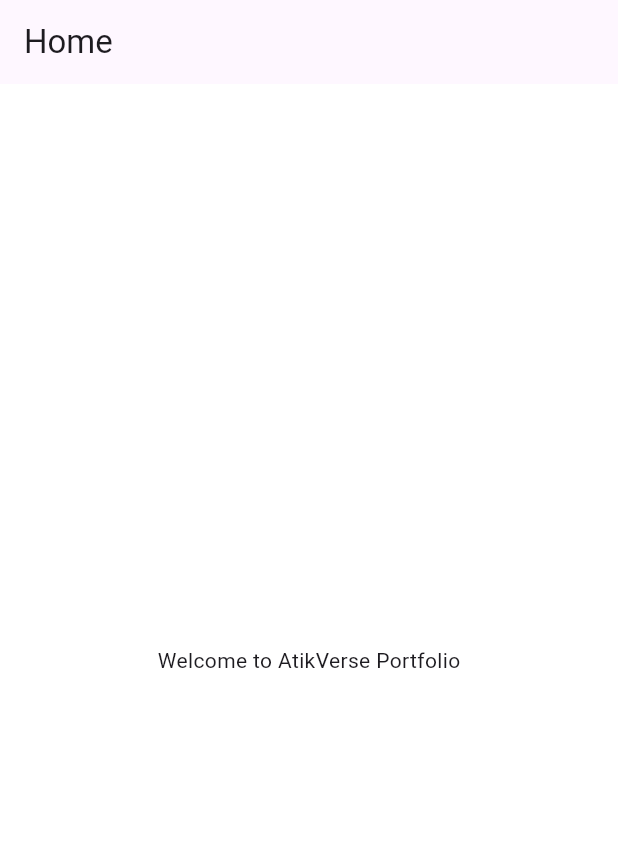
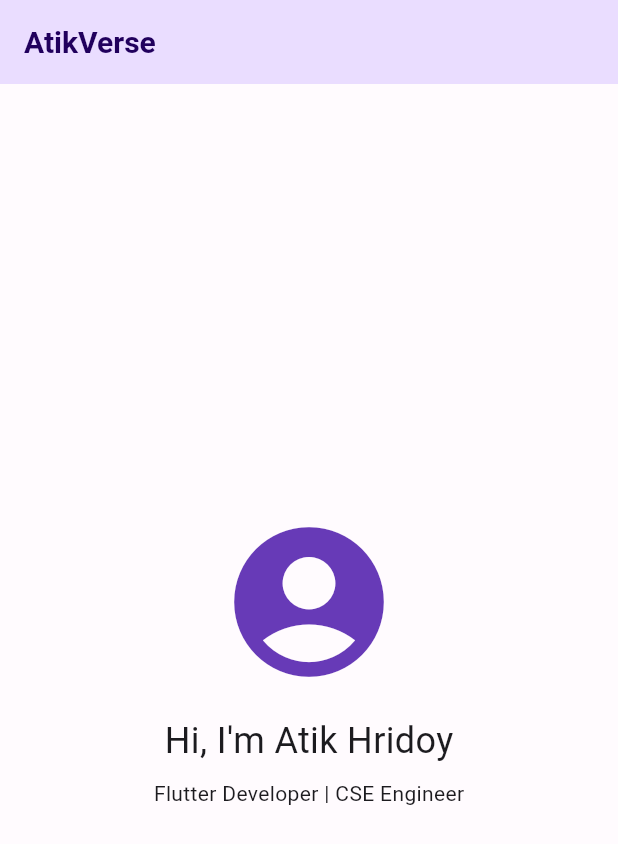
Before and after one commit to Atik-hridoy/atikVerse, a Flutter app: the screen it shows after launch, on a phone screen of 412 x 824 dp. Shown: the top 844 px of the screen. Run offline on Flutter 3.47's test engine with Material 3 defaults, Android fonts, the phone set to English and light mode, and no system bars; our stand-ins replace get, logger; Roboto replaces fonts that are missing (GoogleFonts.roboto).

Commit message:
basic setup

```diff
--- a/lib/app/routes/app_pages.dart
+++ b/lib/app/routes/app_pages.dart
@@ -1,65 +1,10 @@
+// lib/app/routes/app_pages.dart
 import 'package:get/get.dart';
-
-// Import views and bindings
-import '../../features/home/home_view.dart';
-import '../../features/home/home_binding.dart';
-
 import '../../features/intro/intro_view.dart';
-import '../../features/intro/intro_binding.dart';
-
-import '../../features/projects/projects_view.dart';
-import '../../features/projects/projects_binding.dart';
-
-import '../../features/experience/experience_view.dart';
-import '../../features/experience/experience_binding.dart';
-
-import '../../features/skills/skills_view.dart';
-import '../../features/skills/skills_binding.dart';
-
-import '../../features/education/education_view.dart';
-import '../../features/education/education_binding.dart';
-
-import '../../features/contact/contact_view.dart';
-import '../../features/contact/contact_binding.dart';
-
 import 'app_routes.dart';
 
 class AppPages {
   static final pages = [
-    GetPage(
-      name: AppRoutes.home,
-      page: () => HomeView(),
-      binding: HomeBinding(),
-    ),
-    // GetPage(
-    //   name: AppRoutes.intro,
-    //   page: () => IntroView(),
-    //   binding: IntroBinding(),
-    // ),
-    // GetPage(
-    //   name: AppRoutes.projects,
-    //   page: () => ProjectsView(),
-    //   binding: ProjectsBinding(),
-    // ),
-    // GetPage(
-    //   name: AppRoutes.experience,
-    //   page: () => ExperienceView(),
-    //   binding: ExperienceBinding(),
-    // ),
-    // GetPage(
-    //   name: AppRoutes.skills,
-    //   page: () => SkillsView(),
-    //   binding: SkillsBinding(),
-    // ),
-    // GetPage(
-    //   name: AppRoutes.education,
-    //   page: () => EducationView(),
-    //   binding: EducationBinding(),
-    // ),
-    // GetPage(
-    //   name: AppRoutes.contact,
-    //   page: () => ContactView(),
-    //   binding: ContactBinding(),
-    // ),
+    GetPage(name: AppRoutes.home, page: () => const IntroView()),
   ];
 }
--- a/lib/app/theme/app_theme.dart
+++ b/lib/app/theme/app_theme.dart
@@ -0,0 +1,101 @@
+import 'package:flutter/material.dart';
+
+class AppColors {
+  // Primary and Secondary colors - pick shades from M3 palette
+  static const Color primary = Color(0xFF6750A4); // Deep Purple 700 (M3)
+  static const Color onPrimary = Color(0xFFFFFFFF); // White on Primary
+  static const Color primaryContainer = Color(0xFFEADDFF);
+  static const Color onPrimaryContainer = Color(0xFF21005D);
+
+  static const Color secondary = Color(0xFF625B71); // Purple Gray 500
+  static const Color onSecondary = Color(0xFFFFFFFF);
+  static const Color secondaryContainer = Color(0xFFE8DEF8);
+  static const Color onSecondaryContainer = Color(0xFF1D192B);
+
+  static const Color tertiary = Color(0xFF7D5260); // Pink 500
+  static const Color onTertiary = Color(0xFFFFFFFF);
+  static const Color tertiaryContainer = Color(0xFFFFD8E4);
+  static const Color onTertiaryContainer = Color(0xFF31111D);
+
+  // Background & surface
+  static const Color background = Color(0xFFFFFBFE); // Light background
+  static const Color onBackground = Color(0xFF1C1B1F);
+  static const Color surface = Color(0xFFFFFBFE);
+  static const Color onSurface = Color(0xFF1C1B1F);
+
+  // Error colors
+  static const Color error = Color(0xFFB3261E);
+  static const Color onError = Color(0xFFFFFFFF);
+  static const Color errorContainer = Color(0xFFF9DEDC);
+  static const Color onErrorContainer = Color(0xFF410E0B);
+
+  // Outline
+  static const Color outline = Color(0xFF79747E);
+}
+
+class AppTheme {
+  static final ThemeData lightTheme = ThemeData(
+    useMaterial3: true,
+
+    colorScheme: const ColorScheme(
+      brightness: Brightness.light,
+      primary: AppColors.primary,
+      onPrimary: AppColors.onPrimary,
+      primaryContainer: AppColors.primaryContainer,
+      onPrimaryContainer: AppColors.onPrimaryContainer,
+      secondary: AppColors.secondary,
+      onSecondary: AppColors.onSecondary,
+      secondaryContainer: AppColors.secondaryContainer,
+      onSecondaryContainer: AppColors.onSecondaryContainer,
+      tertiary: AppColors.tertiary,
+      onTertiary: AppColors.onTertiary,
+      tertiaryContainer: AppColors.tertiaryContainer,
+      onTertiaryContainer: AppColors.onTertiaryContainer,
+      surface: AppColors.surface,
+      onSurface: AppColors.onSurface,
+      error: AppColors.error,
+      onError: AppColors.onError,
+      errorContainer: AppColors.errorContainer,
+      onErrorContainer: AppColors.onErrorContainer,
+      outline: AppColors.outline,
+    ),
+
+    scaffoldBackgroundColor: AppColors.background,
+    appBarTheme: AppBarTheme(
+      backgroundColor: AppColors.primaryContainer,
+      iconTheme: const IconThemeData(color: AppColors.primary),
+      titleTextStyle: const TextStyle(
+        color: AppColors.onPrimaryContainer,
+        fontSize: 20,
+        fontWeight: FontWeight.w600,
+      ),
+      elevation: 0,
+    ),
+
+    iconTheme: const IconThemeData(color: AppColors.primary),
+
+    textTheme: const TextTheme(
+      headlineLarge: TextStyle(
+        color: AppColors.onBackground,
+        fontWeight: FontWeight.bold,
+        fontSize: 32,
+      ),
+      headlineMedium: TextStyle(
+        color: AppColors.onBackground,
+        fontWeight: FontWeight.w600,
+        fontSize: 24,
+      ),
+      bodyLarge: TextStyle(color: AppColors.onBackground, fontSize: 16),
+      bodySmall: TextStyle(color: AppColors.outline, fontSize: 14),
+    ),
+
+    elevatedButtonTheme: ElevatedButtonThemeData(
+      style: ElevatedButton.styleFrom(
+        backgroundColor: AppColors.primary,
+        foregroundColor: AppColors.onPrimary,
+        shape: RoundedRectangleBorder(borderRadius: BorderRadius.circular(16)),
+        textStyle: const TextStyle(fontWeight: FontWeight.w600),
+      ),
+    ),
+  );
+}
--- a/lib/features/intro/intro_view.dart
+++ b/lib/features/intro/intro_view.dart
@@ -0,0 +1,25 @@
+// lib/features/intro/intro_view.dart
+import 'package:flutter/material.dart';
+
+class IntroView extends StatelessWidget {
+  const IntroView({super.key});
+
+  @override
+  Widget build(BuildContext context) {
+    return Scaffold(
+      appBar: AppBar(title: const Text('AtikVerse')),
+      body: Center(
+        child: Column(
+          mainAxisAlignment: MainAxisAlignment.center,
+          children: const [
+            Icon(Icons.account_circle, size: 120, color: Colors.deepPurple),
+            SizedBox(height: 16),
+            Text('Hi, I\'m Atik Hridoy', style: TextStyle(fontSize: 24)),
+            SizedBox(height: 8),
+            Text('Flutter Developer | CSE Engineer'),
+          ],
+        ),
+      ),
+    );
+  }
+}
--- a/lib/main.dart
+++ b/lib/main.dart
@@ -4,11 +4,10 @@
 import 'app/routes/app_pages.dart';
 import 'app/routes/app_routes.dart';
 import 'core/utils/app_logger.dart';
+import 'app/theme/app_theme.dart'; // Import your theme here
 
 void main() {
-  // Log app start
   AppLogger.info('AtikVerse app is starting...', 'Main');
-
   runApp(const AtikVerseApp());
 }
 
@@ -22,19 +21,7 @@
       debugShowCheckedModeBanner: false,
       initialRoute: AppRoutes.home,
       getPages: AppPages.pages,
-      theme: ThemeData(
-        primarySwatch: Colors.deepPurple,
-        fontFamily: 'GoogleFonts.roboto', // Use Google Fonts if configured
-        scaffoldBackgroundColor: Colors.white,
-      ),
-      // Log every navigation
-      // navigatorObservers: [
-      //   GetObserver(
-      //     onNavigate: (route) {
-      //       AppLogger.info('Navigated to ${route.settings.name}', 'Navigation');
-      //     },
-      //   ),
-      // ],
+      theme: AppTheme.lightTheme, // Use the full ThemeData here
     );
   }
 }
--- /dev/null
+++ b/lib/widgets/global/constants.dart
@@ -0,0 +1,11 @@
+import 'package:flutter/material.dart';
+
+class AppColors {
+  static const Color background = Color(0xFFF7F6F9);
+  static const Color primary = Color(0xFF4A3AFF);
+  static const Color secondary = Color(0xFFB0A8F3);
+  static const Color surface = Colors.white;
+  static const Color onPrimary = Colors.white;
+  static const Color onSurface = Colors.black87;
+  static const Color highlight = Color(0xFF22215B);
+}
```
Also changed, not shown: lib/features/home/home_view.dart (+21 -6 lines), lib/widgets/global/navbar_item.dart (added, +19 -0 lines), lib/widgets/global/primary_navbar.dart (added, +28 -0 lines), 1 other file.
